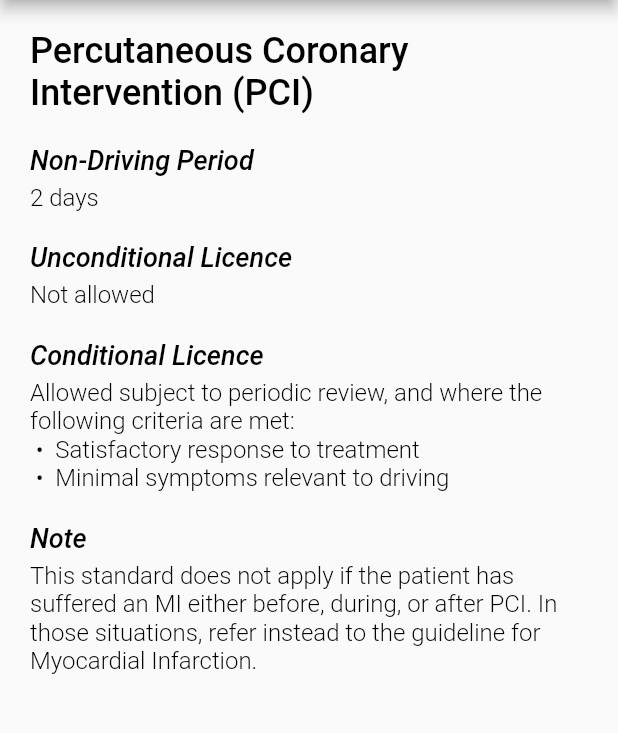
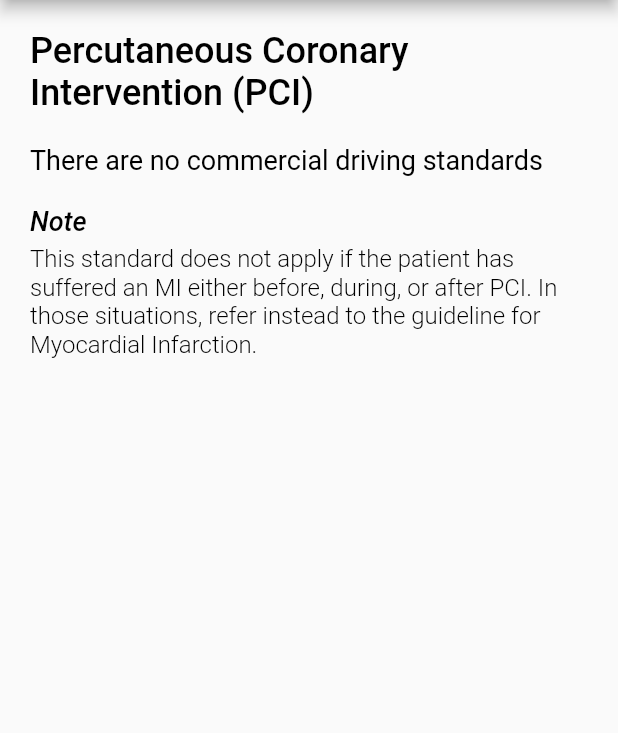
Before and after one commit to jathpala/driving_guidelines, a Flutter app: the screen it shows after launch, after a tap on "Percutaneous Coronary Intervention", on a phone screen of 412 x 824 dp, the part 84-817 px from its top. Run offline on Flutter 3.47's test engine with Material 2 defaults, Android fonts, the light colour scheme and no system bars; our stand-ins replace yaml; Roboto replaces fonts that are missing (Sans-Serif).

Commit message:
Initial support for private and commercial driving standards
YAML data can now have separate private and commercial standards.
The guideline widget will be default display private standards. Whilst
it is capable of displaying either standard, there is no UI widget to
switch display.

```diff
--- a/assets/data/guidelines/coronary_artery_bypass_grafting.yaml
+++ b/assets/data/guidelines/coronary_artery_bypass_grafting.yaml
@@ -1,12 +1,24 @@
 categories: [cardiovascular]
 name: Coronary Artery Bypass Grafting (CABG)
-non_driving_period: 4 weeks
-unconditional_licence: false
-conditional_licence:
-    allowed: true
-    review: periodic
-    reviewer: treating doctor
-    criteria:
-        - Satisfactory response to treatment
-        - Minimal symptoms relevant to driving
-        - Minimal residual musculoskeletal pain
+private:
+    non_driving_period: 4 weeks
+    unconditional_licence: false
+    conditional_licence:
+        allowed: true
+        review: periodic
+        reviewer: treating doctor
+        criteria:
+            - Satisfactory response to treatment
+            - Minimal symptoms relevant to driving
+            - Minimal residual musculoskeletal pain
+commercial:
+    non_driving_period: 3 months
+    unconditional_licence: false
+    conditional_licence:
+        allowed: true
+        review: periodic
+        reviewer: treating doctor
+        criteria:
+            - Satisfactory response to treatment
+            - Minimal symptoms relevant to driving
+            - Minimal residual musculoskeletal pain
--- a/lib/src/style.dart
+++ b/lib/src/style.dart
@@ -10,6 +10,7 @@ final ThemeData defaultTheme = ThemeData(
         headline2: TextStyle(fontSize: 24, fontWeight: FontWeight.w500, color: Colors.black),
         headline3: TextStyle(fontSize: 18, fontWeight: FontWeight.w500, fontStyle: FontStyle.italic, color: Colors.black),
         headline4: TextStyle(fontFamily: 'Sans-Serif', fontSize: 18, fontWeight: FontWeight.w400, color: Colors.black),
+        subtitle1: TextStyle(fontFamily: 'Sans-Serif', fontSize: 18, fontWeight: FontWeight.w400, color: Colors.black),
         bodyText1: TextStyle(fontFamily: 'Sans-Serif', fontSize: 16, fontWeight: FontWeight.w600, color: Colors.black),
         bodyText2: TextStyle(fontFamily: 'Sans-Serif', fontSize: 16, fontWeight: FontWeight.w300, color: Colors.black)
     )
--- a/lib/src/widgets/guideline.dart
+++ b/lib/src/widgets/guideline.dart
@@ -25,6 +25,7 @@ class _GuidelineState extends State<Guideline> {
     final String id;
 
     Future<GuidelineData>? guideline;
+    bool isPrivate = false;
 
     @override
     void initState() {
@@ -38,11 +39,28 @@ class _GuidelineState extends State<Guideline> {
                 return Placeholder();
             } else {
                 final List<Widget> sections = [];
+                String standard = isPrivate ? 'private' : 'commercial';
                 GuidelineData guidelineData = snapshot.data!;
                 sections.add(GuidelineHeading(guidelineData.data['name']));
-                sections.add(GuidelineNonDriving(guidelineData.data['non_driving_period']));
-                sections.add(GuidelineLicence(guidelineData.data['unconditional_licence'], GuidelineLicence.Unconditional));
-                sections.add(GuidelineLicence(guidelineData.data['conditional_licence'], GuidelineLicence.Conditional));
+                if ((guidelineData.data[standard]) == null) {
+                    // No driving standards
+                    sections.add(Column(
+                        children: [
+                            SizedBox(height: 20),
+                            RichText(
+                                text: TextSpan(
+                                    text: 'There are no ${standard} driving standards',
+                                    style: Theme.of(context).textTheme.subtitle1
+                                )
+                            )
+                        ],
+                        crossAxisAlignment: CrossAxisAlignment.start
+                    ));
+                } else {
+                    sections.add(GuidelineNonDriving(guidelineData.data[standard]['non_driving_period']));
+                    sections.add(GuidelineLicence(guidelineData.data[standard]['unconditional_licence'], GuidelineLicence.Unconditional));
+                    sections.add(GuidelineLicence(guidelineData.data[standard]['conditional_licence'], GuidelineLicence.Conditional));
+                }
                 sections.add(GuidelineNote(guidelineData.data['note']));
                 return Container(
                     child: ListView(
```
Also changed, not shown: assets/data/guidelines/percutaneous_coronary_intervention.yaml (+10 -9 lines).
